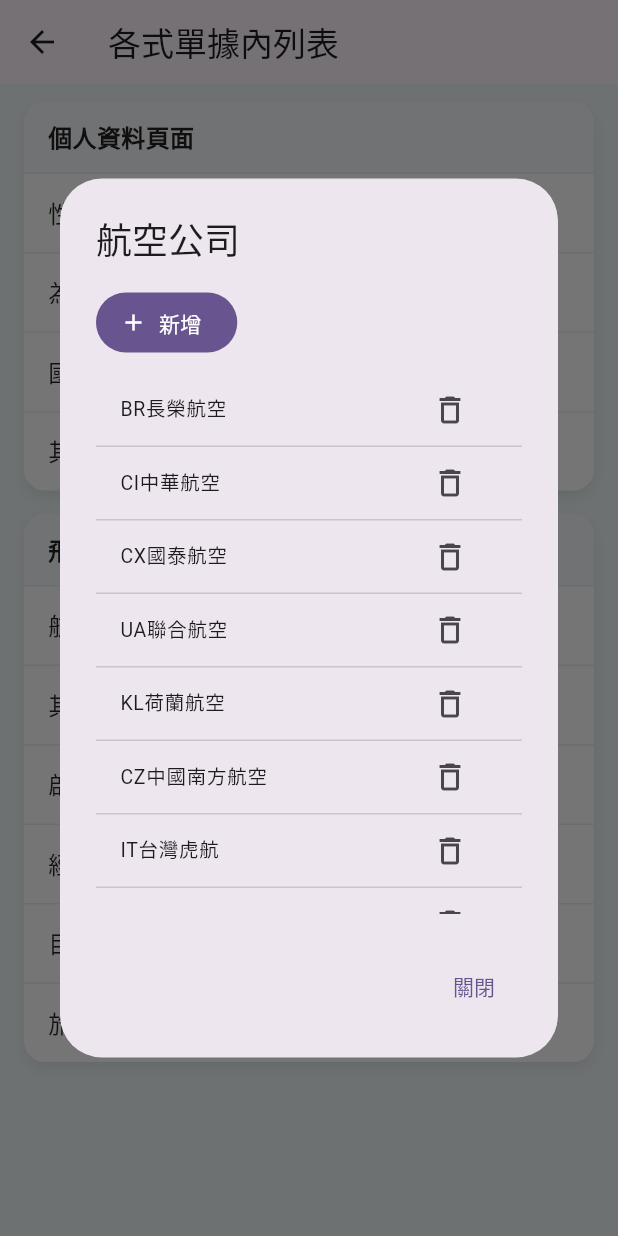
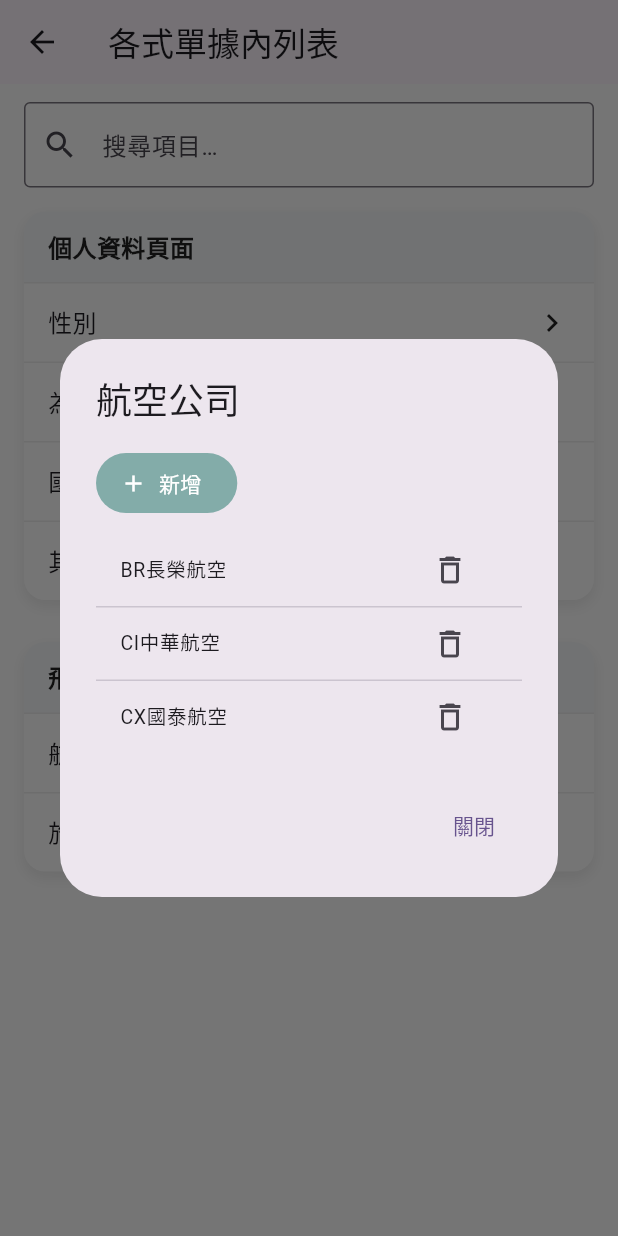
Before and after one commit to aihuaonce/chikawa_airport, a Flutter app: the MaintainPage screen opened directly, after a tap on "航空公司", on a phone screen of 412 x 824 dp. Run offline on Flutter 3.47's test engine with Material 3 defaults, Android fonts, the phone set to English and light mode, and no system bars.

Commit message:
修改維護頁面

```diff
--- a/lib/maintain.dart
+++ b/lib/maintain.dart
@@ -10,70 +10,31 @@ class MaintainPage extends StatefulWidget {
 }
 
 class _MaintainPageState extends State<MaintainPage> {
-  // ------ 外觀 ------
   static const double _cardRadius = 14;
 
-  // ------ 資料（可在此先放預設值；之後可接後端改寫）------
-  // 用 key 區分各個維護清單
+  // ===== 色號（你之前給的）=====
+  static const _light = Color(0xFF83ACA9); // 淺綠色
+  static const _dark = Color(0xFF274C4A);  // 深綠色
+
+  // ===== 搜尋欄控制器 =====
+  final TextEditingController _searchCtrl = TextEditingController();
+  String _searchQuery = '';
+
+  // ===== 測試資料 =====
   final Map<String, List<String>> _lists = {
-    // 個人資料頁面
     'gender': ['男', '女'],
     'arrive_reason': ['航空公司機組員', '旅客/民眾', '機場內部員工'],
     'nationality': ['臺灣', '美國', '日本', '越南', '印尼'],
     'other_nationality': [],
-
-    // 飛航記錄頁面
-    'airline': [
-      'BR長榮航空',
-      'CI中華航空',
-      'CX國泰航空',
-      'UA聯合航空',
-      'KL荷蘭航空',
-      'CZ中國南方航空',
-      'IT台灣虎航',
-      'EK阿聯酋航空',
-      'CA中國國際航空',
-    ],
-    'airline_other': [
-      'JX星宇航空',
-      'AE華信航空',
-      'B7立榮航空',
-      'MU中國東方航空',
-      'MF廈門航空',
-      'MM樂桃航空',
-      'KE大韓航空',
-      'OZ韓亞航空',
-    ],
-    'origin': [
-      'TPE台北 / 台灣',
-      'HKG香港 / 香港',
-      'LAX洛杉磯 / 美國',
-      'TYO東京 / 日本',
-      'BKK曼谷 / 泰國',
-      'SHA上海 / 中國',
-    ],
-    'via': [
-      'MNL馬尼拉 / 菲律賓',
-      'SFO舊金山 / 美國',
-      'SIN新加坡 / 新加坡',
-    ],
-    'destination': [
-      'TPE台北 / 台灣',
-      'HKG香港 / 香港',
-      'LAX洛杉磯 / 美國',
-      'TYO東京 / 日本',
-      'BKK曼谷 / 泰國',
-      'SHA上海 / 中國',
-    ],
-    'travel_status': ['出境', '入境', '過境', '轉機', '迫降', '轉降', '備降', '其他'],
+    'airline': ['BR長榮航空', 'CI中華航空', 'CX國泰航空'],
+    'travel_status': ['出境', '入境', '過境'],
   };
 
-  // ------ 彈窗：通用維護對話框 ------
+  // ===== 彈窗 =====
   Future<void> _openMaintainDialog({
     required String key,
     required String title,
   }) async {
-    // 這裡用 StatefulBuilder 讓彈窗內能即時刷新
     await showDialog(
       context: context,
       builder: (ctx) {
@@ -85,7 +46,6 @@ class _MaintainPageState extends State<MaintainPage> {
               final text = await _showAddDialog(context: ctx, title: '新增 $title');
               if (text == null || text.trim().isEmpty) return;
 
-              // 更新資料：外層 setState 讓頁面狀態也保留；setLocal 刷新彈窗內容
               setState(() {
                 _lists[key] = [...items, text.trim()];
               });
@@ -102,35 +62,35 @@ class _MaintainPageState extends State<MaintainPage> {
                     Align(
                       alignment: Alignment.centerLeft,
                       child: FilledButton.icon(
+                        style: FilledButton.styleFrom(
+                          backgroundColor: _light,
+                          foregroundColor: Colors.white,
+                        ).copyWith(
+                          backgroundColor: WidgetStateProperty.resolveWith((states) {
+                            if (states.contains(WidgetState.pressed)) return _dark;
+                            return _light;
+                          }),
+                        ),
                         onPressed: addItem,
                         icon: const Icon(Icons.add),
                         label: const Text('新增'),
                       ),
                     ),
                     const SizedBox(height: 10),
-                    ConstrainedBox(
-                      constraints: const BoxConstraints(maxHeight: 360),
-                      child: items.isEmpty
-                          ? const Center(
-                              child: Padding(
+                    items.isEmpty
+                        ? const Center(child: Padding(
                           padding: EdgeInsets.symmetric(vertical: 24),
                           child: Text('目前沒有資料'),
-                              ),
-                            )
+                        ))
                         : ListView.separated(
                             shrinkWrap: true,
                             itemCount: items.length,
-                              separatorBuilder: (_, __) =>
-                                  const Divider(height: 1),
+                            separatorBuilder: (_, __) => const Divider(height: 1),
                             itemBuilder: (_, i) {
                               final val = items[i];
                               return ListTile(
                                 dense: true,
                                 title: Text(val),
-                                  onTap: () {
-                                    // 這裡先單純關閉彈窗；需要的話可在這裡做選擇回傳
-                                    Navigator.of(ctx).pop();
-                                  },
                                 trailing: IconButton(
                                   icon: const Icon(Icons.delete_outline),
                                   onPressed: () {
@@ -142,7 +102,6 @@ class _MaintainPageState extends State<MaintainPage> {
                                 ),
                               );
                             },
-                            ),
                           ),
                   ],
                 ),
@@ -160,7 +119,6 @@ class _MaintainPageState extends State<MaintainPage> {
     );
   }
 
-  // ------ 小輸入彈窗（供「新增」使用）------
   Future<String?> _showAddDialog({
     required BuildContext context,
     required String title,
@@ -186,6 +144,15 @@ class _MaintainPageState extends State<MaintainPage> {
               child: const Text('取消'),
             ),
             FilledButton(
+              style: FilledButton.styleFrom(
+                backgroundColor: _light,
+                foregroundColor: Colors.white,
+              ).copyWith(
+                backgroundColor: WidgetStateProperty.resolveWith((states) {
+                  if (states.contains(WidgetState.pressed)) return _dark;
+                  return _light;
+                }),
+              ),
               onPressed: () => Navigator.of(ctx).pop(ctrl.text.trim()),
               child: const Text('新增'),
             ),
@@ -195,11 +162,11 @@ class _MaintainPageState extends State<MaintainPage> {
     );
   }
 
-  // ------ UI ------
+  // ===== UI =====
   @override
   Widget build(BuildContext context) {
     return Scaffold(
-      backgroundColor: const Color(0xFFEFF7F7),
+      backgroundColor:Colors.white,
       appBar: AppBar(
         title: const Text('各式單據內列表'),
         leading: IconButton(
@@ -213,72 +180,38 @@ class _MaintainPageState extends State<MaintainPage> {
           child: Column(
             crossAxisAlignment: CrossAxisAlignment.start,
             children: [
+              // ===== 搜尋欄 =====
+              TextField(
+                controller: _searchCtrl,
+                decoration: const InputDecoration(
+                  hintText: '搜尋項目…',
+                  prefixIcon: Icon(Icons.search),
+                  border: OutlineInputBorder(),
+                ),
+                onChanged: (val) {
+                  setState(() => _searchQuery = val.trim());
+                },
+              ),
+              const SizedBox(height: 16),
+
+              // ===== 個人資料 =====
               _sectionCard(
                 title: '個人資料頁面',
                 children: [
-                  _maintainTile(
-                    label: '性別',
-                    onTap: () => _openMaintainDialog(
-                      key: 'gender',
-                      title: '性別',
-                    ),
-                  ),
-                  _maintainTile(
-                    label: '為何至機場',
-                    onTap: () => _openMaintainDialog(
-                      key: 'arrive_reason',
-                      title: '為何至機場',
-                    ),
-                  ),
-                  _maintainTile(
-                    label: '國籍',
-                    onTap: () => _openMaintainDialog(
-                      key: 'nationality',
-                      title: '國籍',
-                    ),
-                  ),
-                  _maintainTile(
-                    label: '其他國籍',
-                    onTap: () => _openMaintainDialog(
-                      key: 'other_nationality',
-                      title: '其他國籍',
-                    ),
-                  ),
+                  _maintainTile('性別', 'gender'),
+                  _maintainTile('為何至機場', 'arrive_reason'),
+                  _maintainTile('國籍', 'nationality'),
+                  _maintainTile('其他國籍', 'other_nationality'),
                 ],
               ),
               const SizedBox(height: 16),
+
+              // ===== 飛航紀錄 =====
               _sectionCard(
                 title: '飛航記錄頁面',
                 children: [
-                  _maintainTile(
-                    label: '航空公司',
-                    onTap: () =>
-                        _openMaintainDialog(key: 'airline', title: '航空公司'),
-                  ),
-                  _maintainTile(
-                    label: '其他航空公司',
-                    onTap: () => _openMaintainDialog(
-                        key: 'airline_other', title: '其他航空公司'),
-                  ),
-                  _maintainTile(
-                    label: '啟程地',
-                    onTap: () =>
-                        _openMaintainDialog(key: 'origin', title: '啟程地'),
-                  ),
-                  _maintainTile(
-                    label: '經過地',
-                    onTap: () => _openMaintainDialog(key: 'via', title: '經過地'),
-                  ),
-                  _maintainTile(
-                    label: '目的地',
-                    onTap: () => _openMaintainDialog(
-                        key: 'destination', title: '目的地'),
-                  ),
-                  _maintainTile(
-                    label: '旅行狀態',
-                    onTap: () => _openMaintainDialog(
-                        key: 'travel_status', title: '旅行狀態'),
-                  ),
+                  _maintainTile('航空公司', 'airline'),
+                  _maintainTile('旅行狀態', 'travel_status'),
                 ],
               ),
             ],
@@ -288,12 +221,9 @@ class _MaintainPageState extends State<MaintainPage> {
     );
   }
 
-  // 區塊卡片
-  Widget _sectionCard({
-    required String title,
-    required List<Widget> children,
-  }) {
+  Widget _sectionCard({required String title, required List<Widget> children}) {
     return Container(
+      margin: const EdgeInsets.only(bottom: 12),
       decoration: BoxDecoration(
         color: Colors.white,
         borderRadius: BorderRadius.circular(_cardRadius),
@@ -317,18 +247,9 @@ class _MaintainPageState extends State<MaintainPage> {
                 topRight: Radius.circular(_cardRadius),
               ),
             ),
-            child: Row(
-              children: [
-                Text(
-                  title,
+            child: Text(title,
                 style: const TextStyle(
-                    fontSize: 16,
-                    fontWeight: FontWeight.w800,
-                    color: Colors.black87,
-                  ),
-                ),
-              ],
-            ),
+                    fontSize: 16, fontWeight: FontWeight.w800, color: Colors.black87)),
           ),
           ...children,
         ],
@@ -336,13 +257,15 @@ class _MaintainPageState extends State<MaintainPage> {
     );
   }
 
-  // 單一維護項目列
-  Widget _maintainTile({
-    required String label,
-    required VoidCallback onTap,
-  }) {
+  Widget _maintainTile(String label, String key) {
+    // 套用搜尋篩選
+    if (_searchQuery.isNotEmpty &&
+        !label.toLowerCase().contains(_searchQuery.toLowerCase())) {
+      return const SizedBox.shrink();
+    }
+
     return InkWell(
-      onTap: onTap,
+      onTap: () => _openMaintainDialog(key: key, title: label),
       child: Container(
         padding: const EdgeInsets.symmetric(horizontal: 16, vertical: 14),
         decoration: const BoxDecoration(
@@ -352,12 +275,7 @@ class _MaintainPageState extends State<MaintainPage> {
         ),
         child: Row(
           children: [
-            Expanded(
-              child: Text(
-                label,
-                style: const TextStyle(fontSize: 16, color: Colors.black87),
-              ),
-            ),
+            Expanded(child: Text(label, style: const TextStyle(fontSize: 16))),
             const Icon(Icons.chevron_right),
           ],
         ),
```
Lines whose indentation alone changed are shown as unchanged.
